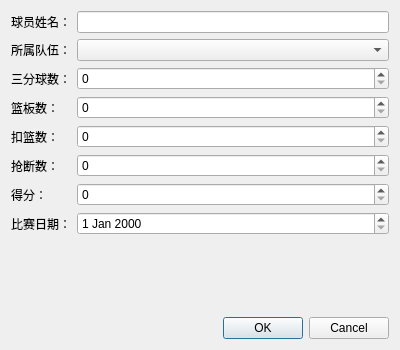
First picture: the form in Qtproj0/addgamestat_log.ui, repository shenziad/QtBasketball, before the edit.
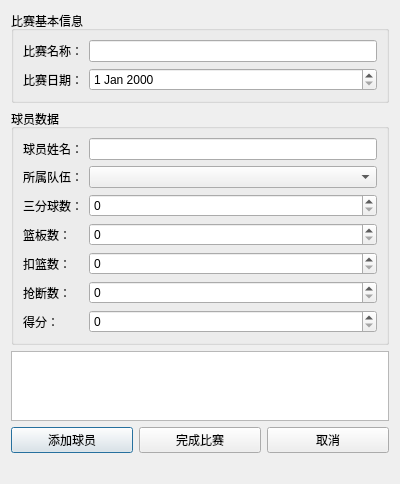
Second picture: the form after the edit.

Commit message: change the function of new game

```diff
--- a/Qtproj0/addgamestat_log.ui
+++ b/Qtproj0/addgamestat_log.ui
@@ -15,6 +15,39 @@
   </property>
   <layout class="QVBoxLayout" name="verticalLayout">
    <item>
+    <widget class="QGroupBox" name="gameInfoGroup">
+     <property name="title">
+      <string>比赛基本信息</string>
+     </property>
+     <layout class="QFormLayout" name="gameInfoLayout">
+      <item row="0" column="0">
+       <widget class="QLabel" name="gameNameLabel">
+        <property name="text">
+         <string>比赛名称：</string>
+        </property>
+       </widget>
+      </item>
+      <item row="0" column="1">
+       <widget class="QLineEdit" name="gameNameEdit"/>
+      </item>
+      <item row="1" column="0">
+       <widget class="QLabel" name="dateLabel">
+        <property name="text">
+         <string>比赛日期：</string>
+        </property>
+       </widget>
+      </item>
+      <item row="1" column="1">
+       <widget class="QDateEdit" name="dateEdit"/>
+      </item>
+     </layout>
+    </widget>
+   </item>
+   <item>
+    <widget class="QGroupBox" name="playerStatsGroup">
+     <property name="title">
+      <string>球员数据</string>
+     </property>
     <layout class="QFormLayout" name="formLayout">
      <item row="0" column="0">
       <widget class="QLabel" name="nameLabel">
@@ -90,25 +123,41 @@
        </property>
       </widget>
      </item>
-     <item row="7" column="0">
-      <widget class="QLabel" name="dateLabel">
+     </layout>
+    </widget>
+   </item>
+   <item>
+    <widget class="QTableWidget" name="playersTable"/>
+   </item>
+   <item>
+    <layout class="QHBoxLayout" name="buttonLayout">
+     <item>
+      <widget class="QPushButton" name="addPlayerButton">
        <property name="text">
-        <string>比赛日期：</string>
+        <string>添加球员</string>
        </property>
       </widget>
      </item>
-     <item row="7" column="1">
-      <widget class="QDateEdit" name="dateEdit"/>
+     <item>
+      <widget class="QPushButton" name="finishButton">
+       <property name="text">
+        <string>完成比赛</string>
+       </property>
+      </widget>
      </item>
+     <item>
+      <widget class="QPushButton" name="cancelButton">
+       <property name="text">
+        <string>取消</string>
+       </property>
+      </widget>
+     </item>
     </layout>
    </item>
    <item>
-    <widget class="QDialogButtonBox" name="buttonBox">
-     <property name="orientation">
-      <enum>Qt::Horizontal</enum>
-     </property>
-     <property name="standardButtons">
-      <set>QDialogButtonBox::Cancel|QDialogButtonBox::Ok</set>
+    <widget class="QLabel" name="statusLabel">
+     <property name="alignment">
+      <set>Qt::AlignCenter</set>
      </property>
     </widget>
    </item>
```
Left out of the diff: 35 changed lines with no effect on the pictures. Lines whose indentation alone changed are shown as unchanged. The commit also changes 6 other files.
